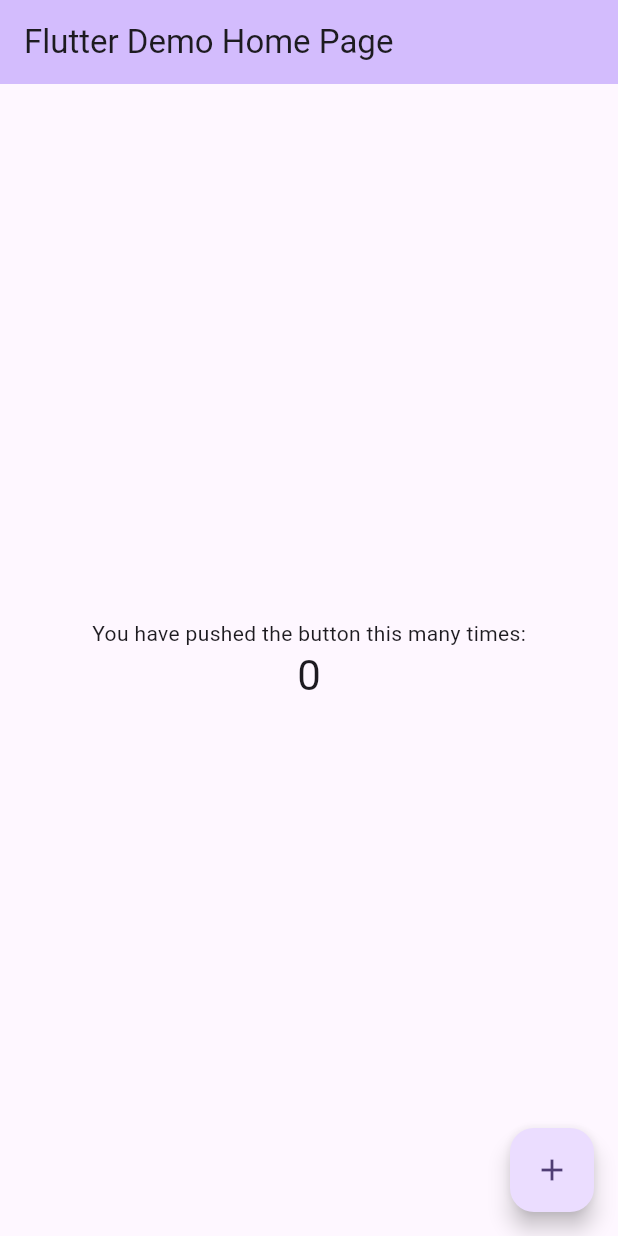
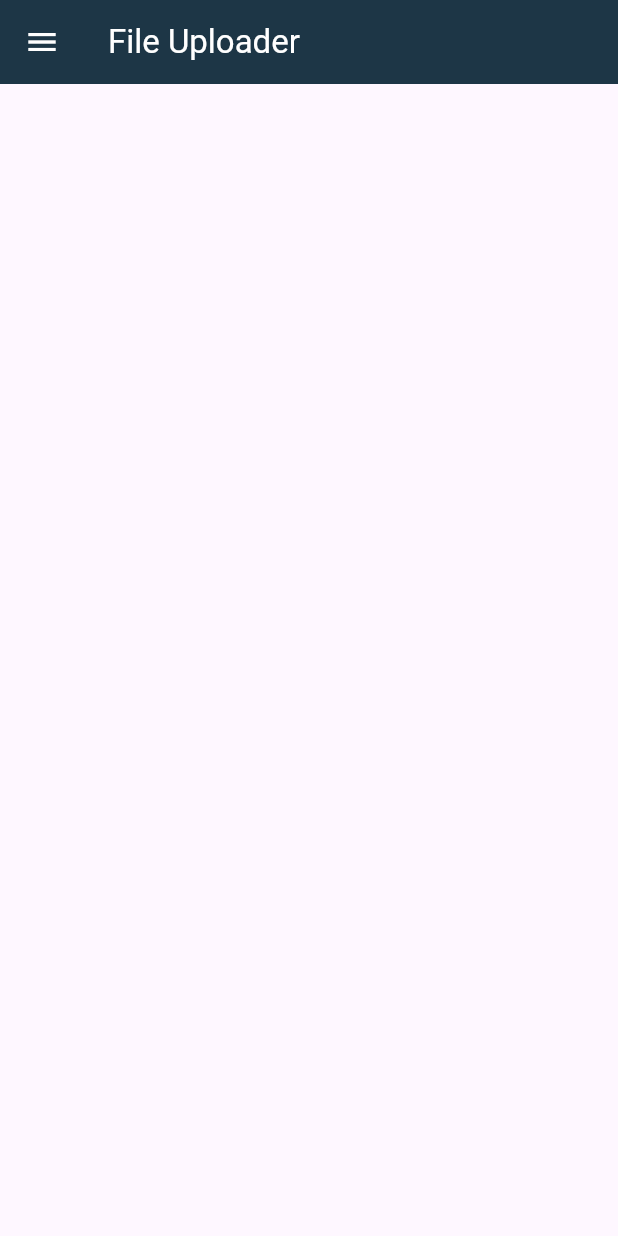
Before and after one commit to penguin104/file_uploader, a Flutter app: the screen it shows after launch, on a phone screen of 412 x 824 dp. Run offline on Flutter 3.47's test engine with Material 3 defaults, Android fonts, the phone set to English and light mode, and no system bars.

Commit message:
appbar追加

```diff
--- /dev/null
+++ b/lib/frontend/uploader_main_page.dart
@@ -0,0 +1,23 @@
+import 'package:flutter/material.dart';
+
+int primaryColor = 0xFF1D3646;
+
+class UploaderMainPage extends StatelessWidget {
+  const UploaderMainPage({super.key});
+
+  @override
+  Widget build(BuildContext context) {
+    var appBar = AppBar(
+      title: Text("File Uploader", style: TextStyle(color: Colors.white)),
+      leading: IconButton(
+        onPressed: () {},
+        icon: Icon(Icons.menu, color: Colors.white),
+      ),
+      backgroundColor: Color(primaryColor),
+    );
+
+    var content = MaterialApp(home: Scaffold(appBar: appBar));
+
+    return content;
+  }
+}
--- a/lib/main.dart
+++ b/lib/main.dart
@@ -1,122 +1,6 @@
+import 'package:file_uploader/frontend/uploader_main_page.dart';
 import 'package:flutter/material.dart';
 
 void main() {
-  runApp(const MyApp());
+  runApp(UploaderMainPage());
 }
-
-class MyApp extends StatelessWidget {
-  const MyApp({super.key});
-
-  // This widget is the root of your application.
-  @override
-  Widget build(BuildContext context) {
-    return MaterialApp(
-      title: 'Flutter Demo',
-      theme: ThemeData(
-        // This is the theme of your application.
-        //
-        // TRY THIS: Try running your application with "flutter run". You'll see
-        // the application has a purple toolbar. Then, without quitting the app,
-        // try changing the seedColor in the colorScheme below to Colors.green
-        // and then invoke "hot reload" (save your changes or press the "hot
-        // reload" button in a Flutter-supported IDE, or press "r" if you used
-        // the command line to start the app).
-        //
-        // Notice that the counter didn't reset back to zero; the application
-        // state is not lost during the reload. To reset the state, use hot
-        // restart instead.
-        //
-        // This works for code too, not just values: Most code changes can be
-        // tested with just a hot reload.
-        colorScheme: .fromSeed(seedColor: Colors.deepPurple),
-      ),
-      home: const MyHomePage(title: 'Flutter Demo Home Page'),
-    );
-  }
-}
-
-class MyHomePage extends StatefulWidget {
-  const MyHomePage({super.key, required this.title});
-
-  // This widget is the home page of your application. It is stateful, meaning
-  // that it has a State object (defined below) that contains fields that affect
-  // how it looks.
-
-  // This class is the configuration for the state. It holds the values (in this
-  // case the title) provided by the parent (in this case the App widget) and
-  // used by the build method of the State. Fields in a Widget subclass are
-  // always marked "final".
-
-  final String title;
-
-  @override
-  State<MyHomePage> createState() => _MyHomePageState();
-}
-
-class _MyHomePageState extends State<MyHomePage> {
-  int _counter = 0;
-
-  void _incrementCounter() {
-    setState(() {
-      // This call to setState tells the Flutter framework that something has
-      // changed in this State, which causes it to rerun the build method below
-      // so that the display can reflect the updated values. If we changed
-      // _counter without calling setState(), then the build method would not be
-      // called again, and so nothing would appear to happen.
-      _counter++;
-    });
-  }
-
-  @override
-  Widget build(BuildContext context) {
-    // This method is rerun every time setState is called, for instance as done
-    // by the _incrementCounter method above.
-    //
-    // The Flutter framework has been optimized to make rerunning build methods
-    // fast, so that you can just rebuild anything that needs updating rather
-    // than having to individually change instances of widgets.
-    return Scaffold(
-      appBar: AppBar(
-        // TRY THIS: Try changing the color here to a specific color (to
-        // Colors.amber, perhaps?) and trigger a hot reload to see the AppBar
-        // change color while the other colors stay the same.
-        backgroundColor: Theme.of(context).colorScheme.inversePrimary,
-        // Here we take the value from the MyHomePage object that was created by
-        // the App.build method, and use it to set our appbar title.
-        title: Text(widget.title),
-      ),
-      body: Center(
-        // Center is a layout widget. It takes a single child and positions it
-        // in the middle of the parent.
-        child: Column(
-          // Column is also a layout widget. It takes a list of children and
-          // arranges them vertically. By default, it sizes itself to fit its
-          // children horizontally, and tries to be as tall as its parent.
-          //
-          // Column has various properties to control how it sizes itself and
-          // how it positions its children. Here we use mainAxisAlignment to
-          // center the children vertically; the main axis here is the vertical
-          // axis because Columns are vertical (the cross axis would be
-          // horizontal).
-          //
-          // TRY THIS: Invoke "debug painting" (choose the "Toggle Debug Paint"
-          // action in the IDE, or press "p" in the console), to see the
-          // wireframe for each widget.
-          mainAxisAlignment: .center,
-          children: [
-            const Text('You have pushed the button this many times:'),
-            Text(
-              '$_counter',
-              style: Theme.of(context).textTheme.headlineMedium,
-            ),
-          ],
-        ),
-      ),
-      floatingActionButton: FloatingActionButton(
-        onPressed: _incrementCounter,
-        tooltip: 'Increment',
-        child: const Icon(Icons.add),
-      ),
-    );
-  }
-}
```
Also changed, not shown: 1 other file.
